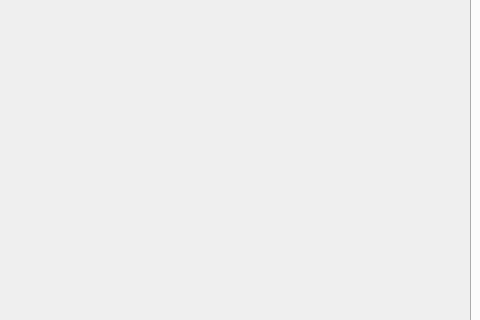
Qt form studyProject/secondwindow.ui (fenrirm/study_project) before a commit; both pictures show x 0 to 480 and y 107 to 427 of the 1075 by 808 pixel window.
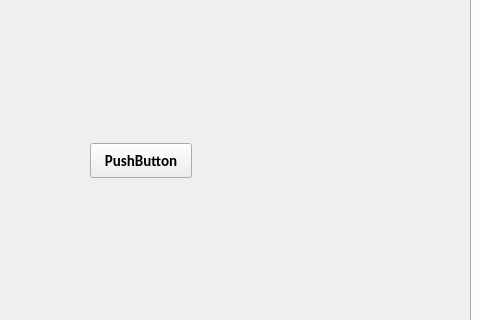
The same form after that commit. Icons and pictures are not drawn.

Diff of the .ui file:
```diff
--- a/studyProject/secondwindow.ui
+++ b/studyProject/secondwindow.ui
@@ -104,6 +104,19 @@
      </attribute>
     </widget>
    </widget>
+   <widget class="QPushButton" name="pushButton">
+    <property name="geometry">
+     <rect>
+      <x>90</x>
+      <y>250</y>
+      <width>102</width>
+      <height>35</height>
+     </rect>
+    </property>
+    <property name="text">
+     <string>PushButton</string>
+    </property>
+   </widget>
   </widget>
  </widget>
  <resources/>
```
